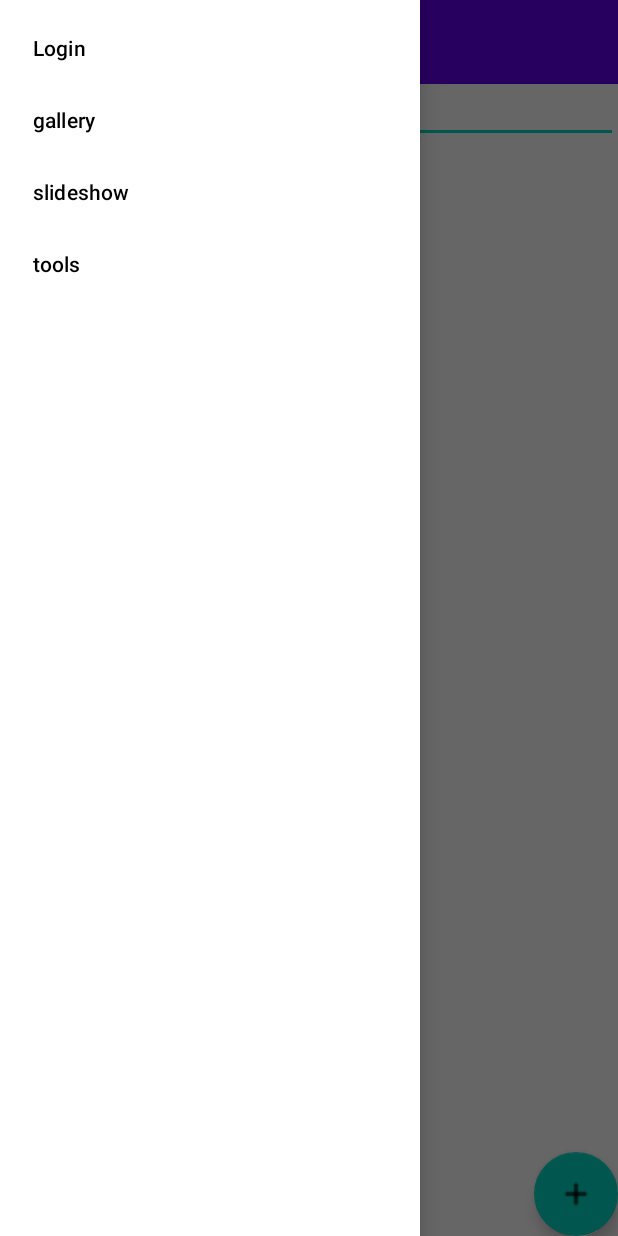
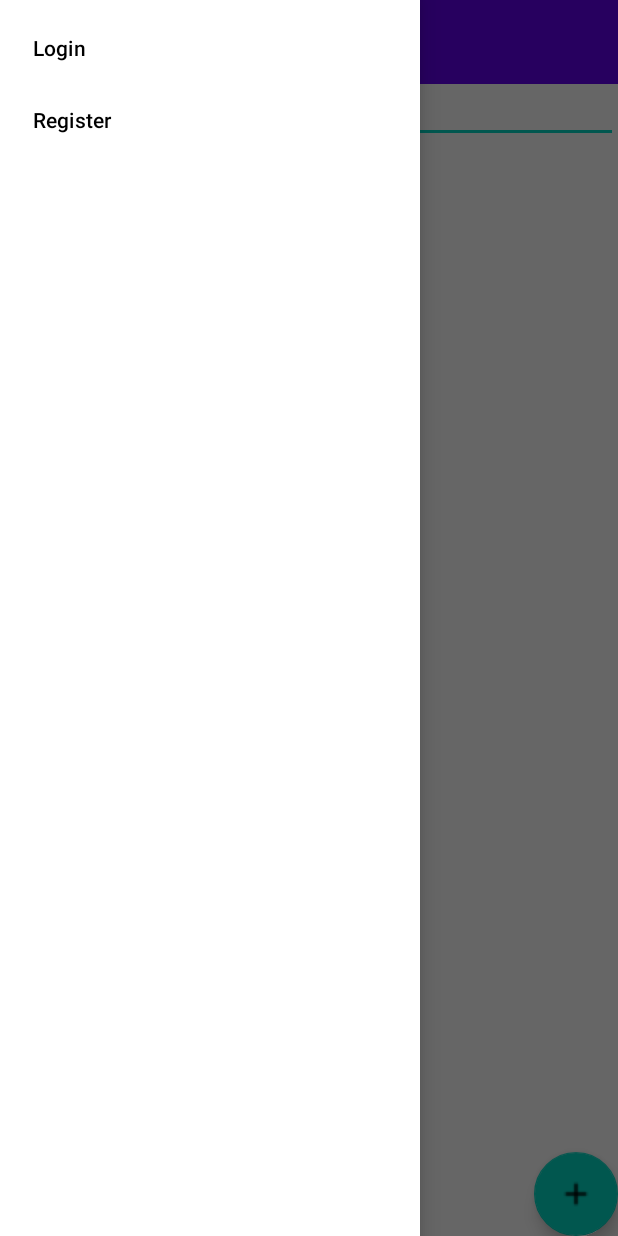
Before and after one commit to trunghpse04281/AndroidFinalProject, an Android app: the screen it shows after launch (ViewProductsActivity), with the side drawer open, on a phone screen of 412 x 824 dp. Run offline under Robolectric (Android 15) with nearby library versions, the phone set to English and light mode, and no system bars; our stand-ins replace Volley; network calls fail.

Commit message:
update code

```diff
--- a/app/src/main/java/com/example/finalproject/AddProductsActivity.java
+++ b/app/src/main/java/com/example/finalproject/AddProductsActivity.java
@@ -40,14 +40,12 @@ import com.cloudinary.android.MediaManager;
 import com.example.adapter.CategoryAdapterForSpinner;
 import com.example.adapter.ImageAdapter;
 import com.example.entities.Category;
-import com.example.entities.Product;
 import com.example.services.Constants;
 import com.google.gson.Gson;
 import com.google.gson.reflect.TypeToken;
 
 import java.lang.reflect.Type;
 import java.util.ArrayList;
-import java.util.Arrays;
 import java.util.HashMap;
 import java.util.List;
 import java.util.Map;
@@ -101,7 +99,7 @@ public class AddProductsActivity extends AppCompatActivity implements View.OnCli
         uploadImgIntent = new Intent();
         getCategory();
         connectVIew();
-        initDrawer(R.menu.drawer_view);
+        initDrawer(R.menu.logged_in_drawer_view);
     }
 
     public void initDrawer(int menuId) {
--- a/app/src/main/java/com/example/finalproject/ViewProductsActivity.java
+++ b/app/src/main/java/com/example/finalproject/ViewProductsActivity.java
@@ -1,12 +1,11 @@
 package com.example.finalproject;
 
-import android.content.Context;
 import android.content.Intent;
-import android.content.SharedPreferences;
 import android.net.Uri;
 import android.os.AsyncTask;
 import android.os.Bundle;
 import android.os.StrictMode;
+import android.support.annotation.Nullable;
 import android.support.design.widget.FloatingActionButton;
 import android.support.design.widget.NavigationView;
 import android.support.v4.view.GravityCompat;
@@ -33,6 +32,7 @@ import com.example.entities.Product;
 import com.example.adapter.CategoryAdapter;
 import com.example.services.Constants;
 import com.example.adapter.ProductAdapter;
+import com.example.services.Entity;
 import com.google.gson.Gson;
 import com.google.gson.reflect.TypeToken;
 
@@ -44,7 +44,7 @@ import java.util.Map;
 
 public class ViewProductsActivity extends AppCompatActivity implements View.OnClickListener {
 
-    private String user_name;
+    private String currentUser;
     private RecyclerView productList;
     private ArrayList<Product> lstProduct;
     private RecyclerView.LayoutManager productLayoutManager;
@@ -75,16 +75,14 @@ public class ViewProductsActivity extends AppCompatActivity implements View.OnCl
             StrictMode.ThreadPolicy policy = new StrictMode.ThreadPolicy.Builder().permitAll().build();
             StrictMode.setThreadPolicy(policy);
         }
-        SharedPreferences share = getSharedPreferences(Constants.FILE_DATA_NAME, Context.MODE_PRIVATE);
-        this.user_name = share.getString("user_name", "");
-        if (!user_name.equals("")) {
-
+        currentUser = Entity.getCurrentUser(ViewProductsActivity.this);
+        if (currentUser.equalsIgnoreCase("")) {
+            initDrawer(R.menu.not_login_drawer_view);
         } else {
-
+            initDrawer(R.menu.logged_in_drawer_view);
         }
         connectView();
         getProductByCategory("Tất cả");
-        initDrawer(R.menu.drawer_view);
     }
 
     private void connectView() {
@@ -154,8 +152,14 @@ public class ViewProductsActivity extends AppCompatActivity implements View.OnCl
     public void onClick(View v) {
         switch (v.getId()) {
             case R.id.flBtnAddProduct:
-                Intent intent = new Intent(this, AddProductsActivity.class);
-                startActivityForResult(intent, 0);
+                if (currentUser.equalsIgnoreCase("")) {
+                    Toast.makeText(ViewProductsActivity.this, "You must login to use this function", Toast.LENGTH_LONG).show();
+                    Intent intent = new Intent(this, LoginActivity.class);
+                    startActivityForResult(intent, 0);
+                } else {
+                    Intent intent = new Intent(this, AddProductsActivity.class);
+                    startActivityForResult(intent, 0);
+                }
                 break;
         }
     }
@@ -174,6 +178,11 @@ public class ViewProductsActivity extends AppCompatActivity implements View.OnCl
                         if (menuItem.toString().equalsIgnoreCase("login")) {
                             Intent intent = new Intent(ViewProductsActivity.this, LoginActivity.class);
                             startActivity(intent);
+                        } else if (menuItem.toString().equalsIgnoreCase("logout")) {
+                            Entity.deleteCurrentUser(ViewProductsActivity.this);
+                            Intent intent = new Intent(ViewProductsActivity.this, ViewProductsActivity.class);
+                            startActivity(intent);
+                            finish();
                         }
                         // close drawer when item is tapped
                         drawerLayout.closeDrawers();
@@ -362,4 +371,17 @@ public class ViewProductsActivity extends AppCompatActivity implements View.OnCl
             return null;
         }
     }
+
+    @Override
+    protected void onActivityResult(int requestCode, int resultCode, @Nullable Intent data) {
+        if (resultCode == 200) {
+            if (requestCode == 1000) {
+                if (currentUser.equalsIgnoreCase("")) {
+                    initDrawer(R.menu.not_login_drawer_view);
+                } else {
+                    initDrawer(R.menu.logged_in_drawer_view);
+                }
+            }
+        }
+    }
 }
--- a/app/src/main/res/layout/activity_add_products.xml
+++ b/app/src/main/res/layout/activity_add_products.xml
@@ -24,6 +24,7 @@
             xmlns:tools="http://schemas.android.com/tools"
             android:layout_width="match_parent"
             android:layout_height="match_parent"
+            android:layout_marginTop="100dp"
             tools:context=".AddProductsActivity">
 
             <LinearLayout
--- /dev/null
+++ b/app/src/main/res/menu/logged_in_drawer_view.xml
@@ -0,0 +1,15 @@
+<?xml version="1.0" encoding="utf-8"?>
+<menu xmlns:android="http://schemas.android.com/apk/res/android"
+    android:layout_width="wrap_content"
+    android:layout_height="wrap_content">
+
+    <group android:checkableBehavior="single">
+        <item
+            android:id="@+id/nav_myProduct"
+            android:title="@string/myProductsText" />
+
+        <item
+            android:id="@+id/nav_logout"
+            android:title="@string/logoutText" />
+    </group>
+</menu>
--- a/app/src/main/res/menu/drawer_view.xml
+++ b/app/src/main/res/menu/not_login_drawer_view.xml
@@ -4,21 +4,12 @@
     android:layout_height="wrap_content">
 
     <group android:checkableBehavior="single">
-
         <item
             android:id="@+id/nav_login"
             android:title="@string/btnLoginText" />
 
         <item
-            android:id="@+id/nav_gallery"
-            android:title="gallery" />
-
-        <item
-            android:id="@+id/nav_slideshow"
-            android:title="slideshow" />
-
-        <item
-            android:id="@+id/nav_manage"
-            android:title="tools" />
+            android:id="@+id/nav_register"
+            android:title="@string/registerText" />
     </group>
 </menu>
--- a/app/src/main/res/values/strings.xml
+++ b/app/src/main/res/values/strings.xml
@@ -11,4 +11,7 @@
     <string name="btnCancelText">Cancel</string>
     <string name="error_field_required">Please input this field</string>
     <string name="error_number_input">Please input a number</string>
+    <string name="logoutText">Logout</string>
+    <string name="registerText">Register</string>
+    <string name="myProductsText">My Product</string>
 </resources>
```
Also changed, not shown: app/src/main/java/com/example/entities/User.java (added, +42 -0 lines), app/src/main/java/com/example/finalproject/LoginActivity.java (+17 -26 lines), app/src/main/java/com/example/services/Entity.java (added, +34 -0 lines).
